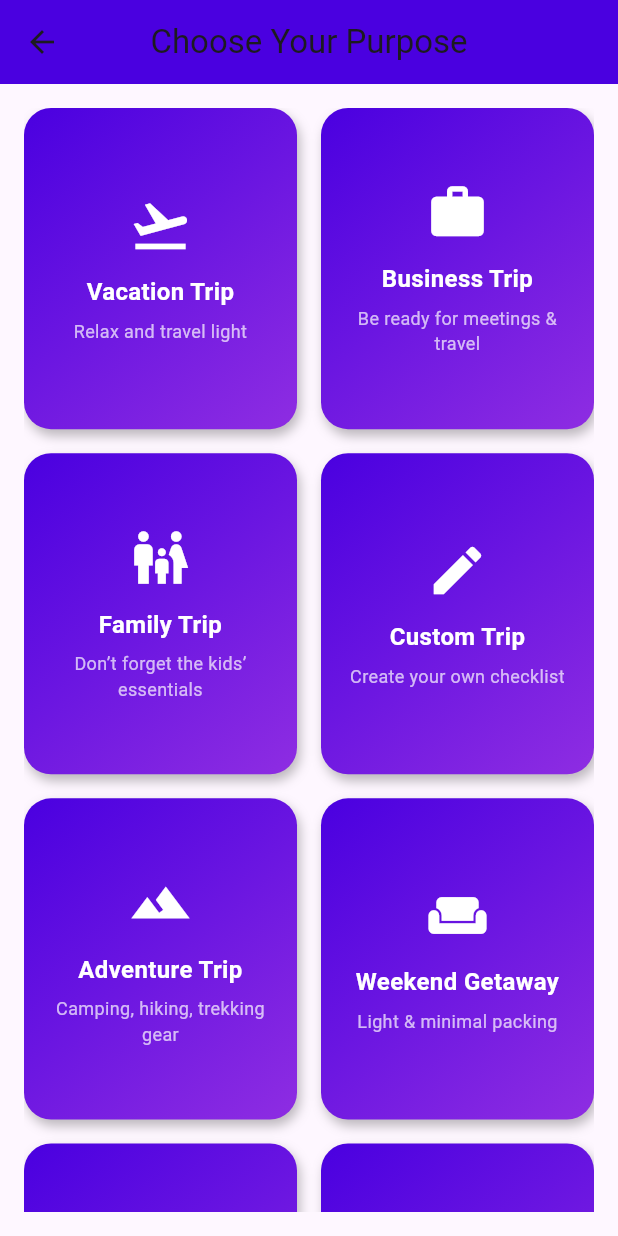
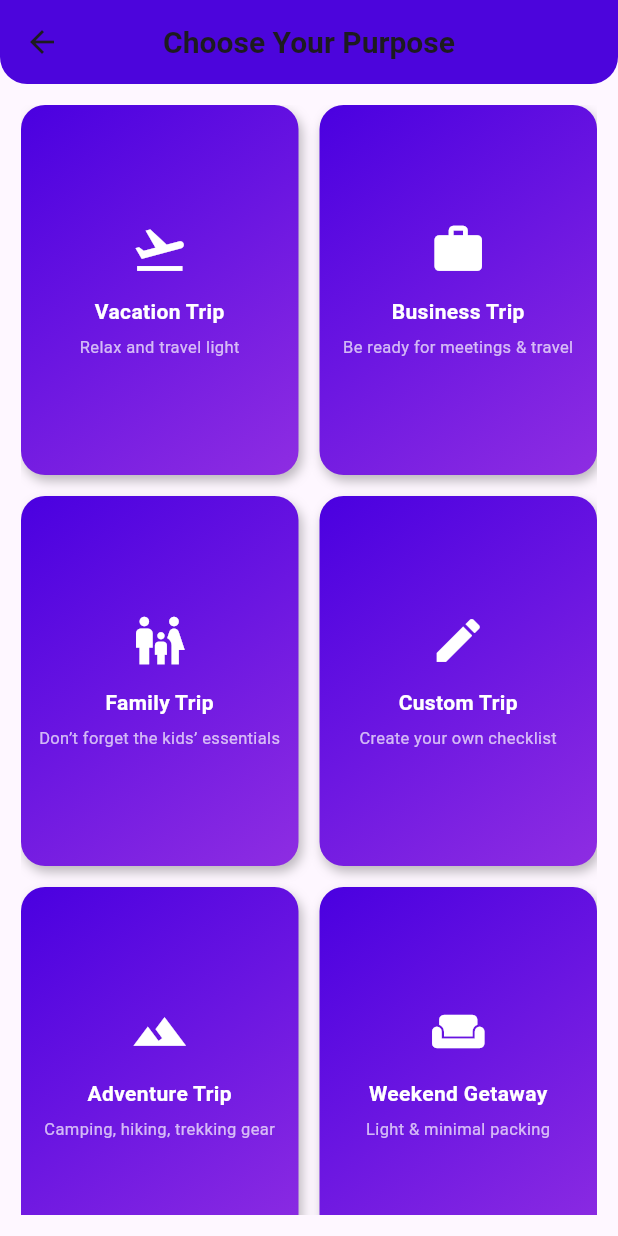
Before and after one commit to jaiiii2005/checklist_app, a Flutter app: the PurposeSelectionScreen screen opened by its route, on a phone screen of 412 x 824 dp. Run offline on Flutter 3.47's test engine with Material 3 defaults, Android fonts, the phone set to English and light mode, and no system bars.

Commit message:
initial commit

```diff
--- a/lib/main.dart
+++ b/lib/main.dart
@@ -5,7 +5,7 @@ import 'screens/splash_screen.dart';
 import 'screens/login_screen.dart';
 import 'screens/signup_screen.dart';
 import 'screens/purposeselectionscreen.dart'; // ✅ add purpose selection
-//import 'screens/packing_items_screen.dart'; // ✅ add packing items
+//import 'screens/smart_checklist_screen.dart'; // ✅ add packing items
 //import 'screens/home_screen.dart'; // ✅ add home screen
 
 void main() {
@@ -32,7 +32,7 @@ class MyApp extends StatelessWidget {
         '/login': (context) => const LoginScreen(),
         '/signup': (context) => const SignupScreen(),
         '/purposeSelection': (context) => const PurposeSelectionScreen(),
-        //'/packingItems': (context) => PackingItemsScreen(),
+        //'/smartchecklist': (context) =>  SmartChecklistScreen(),
         //'/home': (context) => const HomeScreen(),
       },
     );
--- a/lib/screens/purposeselectionscreen.dart
+++ b/lib/screens/purposeselectionscreen.dart
@@ -3,58 +3,15 @@ import 'package:flutter/material.dart';
 class PurposeSelectionScreen extends StatelessWidget {
   const PurposeSelectionScreen({super.key});
 
-  // Preloaded checklists for each purpose
   final Map<String, List<String>> _purposeItems = const {
-    "Vacation Trip": [
-      "Casual wear",
-      "Swimwear",
-      "Sunglasses",
-      "Sunscreen",
-      "Camera"
-    ],
-    "Business Trip": [
-      "Formal wear",
-      "Laptop + charger",
-      "Power bank",
-      "Documents",
-      "Business cards"
-    ],
-    "Family Trip": [
-      "Kids’ clothes",
-      "Snacks & water",
-      "First aid kit",
-      "Toys/books",
-      "Extra shoes"
-    ],
+    "Vacation Trip": ["Casual wear", "Swimwear", "Sunglasses", "Sunscreen", "Camera"],
+    "Business Trip": ["Formal wear", "Laptop + charger", "Power bank", "Documents", "Business cards"],
+    "Family Trip": ["Kids’ clothes", "Snacks & water", "First aid kit", "Toys/books", "Extra shoes"],
     "Custom Trip": [],
-    "Adventure Trip": [
-      "Hiking shoes",
-      "Backpack",
-      "Sleeping bag",
-      "Torch",
-      "Energy bars"
-    ],
-    "Weekend Getaway": [
-      "2 sets of clothes",
-      "Toiletries",
-      "Snacks",
-      "Power bank",
-      "Travel pillow"
-    ],
-    "Event / Wedding Trip": [
-      "Traditional wear",
-      "Grooming kit",
-      "Gifts",
-      "Jewelry",
-      "Comfortable shoes"
-    ],
-    "International Trip": [
-      "Passport + Visa",
-      "Currency & forex card",
-      "Travel insurance",
-      "Universal charger",
-      "SIM card / roaming plan"
-    ],
+    "Adventure Trip": ["Hiking shoes", "Backpack", "Sleeping bag", "Torch", "Energy bars"],
+    "Weekend Getaway": ["2 sets of clothes", "Toiletries", "Snacks", "Power bank", "Travel pillow"],
+    "Event / Wedding Trip": ["Traditional wear", "Grooming kit", "Gifts", "Jewelry", "Comfortable shoes"],
+    "International Trip": ["Passport + Visa", "Currency & forex card", "Travel insurance", "Universal charger", "SIM card / roaming plan"],
   };
 
   @override
@@ -72,18 +29,25 @@ class PurposeSelectionScreen extends StatelessWidget {
 
     return Scaffold(
       appBar: AppBar(
-        title: const Text("Choose Your Purpose"),
+        title: const Text(
+          "Choose Your Purpose",
+          style: TextStyle(fontWeight: FontWeight.bold, fontSize: 20),
+        ),
         centerTitle: true,
         backgroundColor: const Color(0xFF4A00E0),
+        elevation: 2,
+        shape: const RoundedRectangleBorder(
+          borderRadius: BorderRadius.vertical(bottom: Radius.circular(18)),
+        ),
       ),
       body: Padding(
-        padding: const EdgeInsets.all(16),
+        padding: const EdgeInsets.all(14),
         child: GridView.builder(
-          gridDelegate: const SliverGridDelegateWithFixedCrossAxisCount(
-            crossAxisCount: 2, // 2 cards per row
-            crossAxisSpacing: 16,
-            mainAxisSpacing: 16,
-            childAspectRatio: 0.85,
+          gridDelegate: const SliverGridDelegateWithMaxCrossAxisExtent(
+            maxCrossAxisExtent: 250, // ✅ each card max width
+            mainAxisSpacing: 14,
+            crossAxisSpacing: 14,
+            childAspectRatio: 3 / 4, // ✅ controls height
           ),
           itemCount: purposes.length,
           itemBuilder: (context, index) {
@@ -103,8 +67,9 @@ class PurposeSelectionScreen extends StatelessWidget {
   Widget _buildPurposeCard(BuildContext context,
       {required IconData icon, required String title, required String tagline}) {
     return InkWell(
+      borderRadius: BorderRadius.circular(16),
+      splashColor: Colors.white24,
       onTap: () {
-        // ✅ Navigate to HomeScreen with preloaded checklist
         Navigator.pushNamed(
           context,
           '/home',
@@ -121,7 +86,7 @@ class PurposeSelectionScreen extends StatelessWidget {
             begin: Alignment.topLeft,
             end: Alignment.bottomRight,
           ),
-          borderRadius: BorderRadius.circular(18),
+          borderRadius: BorderRadius.circular(16),
           boxShadow: [
             BoxShadow(
               color: Colors.black26,
@@ -131,17 +96,17 @@ class PurposeSelectionScreen extends StatelessWidget {
           ],
         ),
         child: Padding(
-          padding: const EdgeInsets.all(14),
+          padding: const EdgeInsets.all(12),
           child: Column(
             mainAxisAlignment: MainAxisAlignment.center,
             children: [
-              Icon(icon, size: 42, color: Colors.white),
+              Icon(icon, size: 38, color: Colors.white),
               const SizedBox(height: 12),
               Text(
                 title,
                 textAlign: TextAlign.center,
                 style: const TextStyle(
-                  fontSize: 16,
+                  fontSize: 14,
                   fontWeight: FontWeight.bold,
                   color: Colors.white,
                 ),
@@ -151,7 +116,7 @@ class PurposeSelectionScreen extends StatelessWidget {
                 tagline,
                 textAlign: TextAlign.center,
                 style: const TextStyle(
-                  fontSize: 12,
+                  fontSize: 11,
                   color: Colors.white70,
                 ),
               ),
```
Also changed, not shown: lib/screens/smart_checklist_screen.dart (added, +145 -0 lines), lib/screens/packing_items_screen.dart (deleted).
